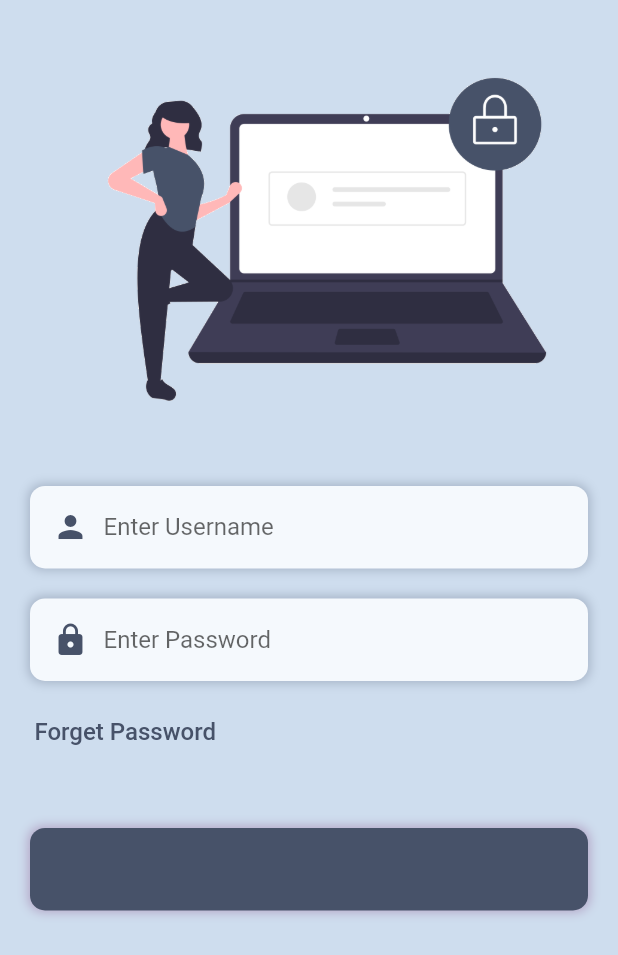
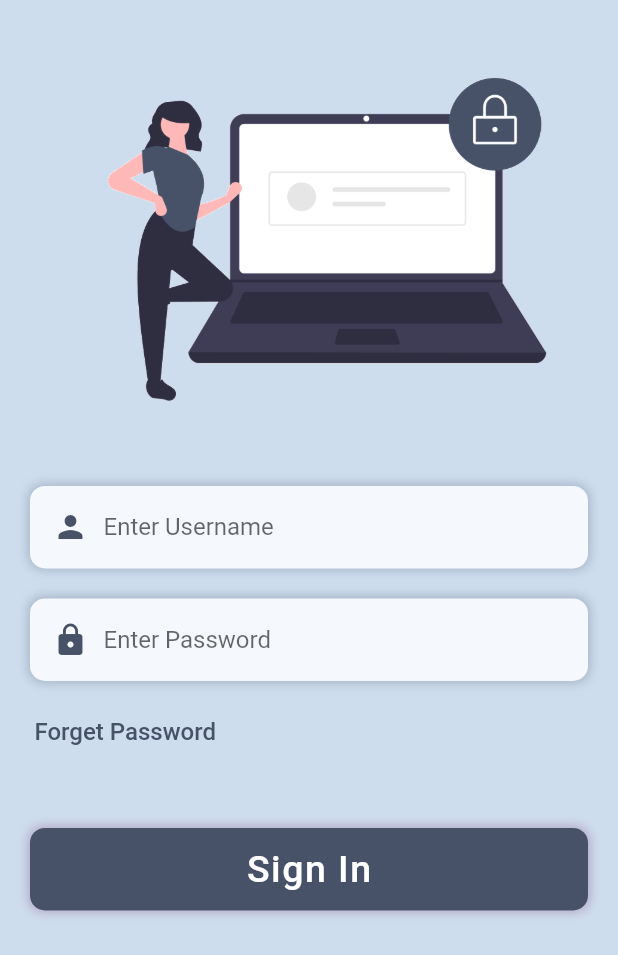
Before and after one commit to chinthanipiumi2001/nike_shoe_app, a Flutter app: the screen it shows after launch, on a phone screen of 412 x 824 dp. Shown: the top 955 px of the screen. Run offline on Flutter 3.47's test engine with Material 2 defaults, Android fonts, the phone set to English and light mode, and no system bars.

Commit message:
add text and sizebox

```diff
--- a/lib/pages/Login Page.dart
+++ b/lib/pages/Login Page.dart
@@ -119,8 +119,19 @@ class LoginPage extends StatelessWidget{
                       ),
                     ],
                   ),
+                  child: Text(
+                    "Sign In",
+                    style: TextStyle(
+                      fontSize: 25,
+                      fontWeight: FontWeight.w500,
+                      color: Colors.white,
+                      letterSpacing: 1,
+                    ),
+                  ),
                 ),
               ),
+              SizedBox(height:50),
+
             ],
           ),
         ),
```
Also changed, not shown: 1 other file.
